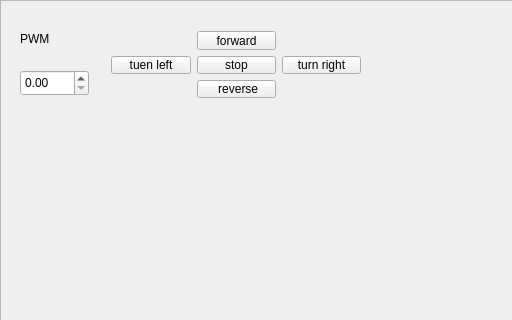
Above: motor/mainwindow.ui from otomon10/rebopet before the change; both pictures show x 0 to 512 and y 0 to 320 of the 1280 by 720 pixel window. Below: the same form after it.
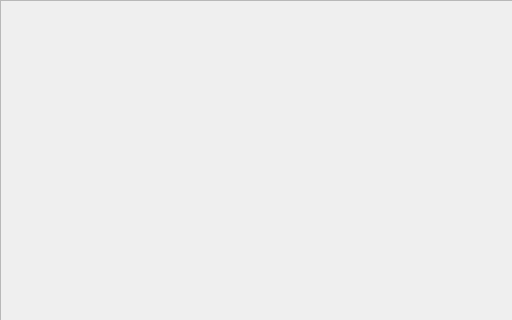
That is the form after the change.

Commit message: Add Robopet class to fix connect settings.

```diff
--- a/motor/mainwindow.ui
+++ b/motor/mainwindow.ui
@@ -14,82 +14,6 @@
    <string>MainWindow</string>
   </property>
   <widget class="QWidget" name="centralWidget">
-   <widget class="QLabel" name="labelPwm">
-    <property name="geometry">
-     <rect>
-      <x>20</x>
-      <y>30</y>
-      <width>67</width>
-      <height>17</height>
-     </rect>
-    </property>
-    <property name="text">
-     <string>PWM</string>
-    </property>
-   </widget>
-   <widget class="QDoubleSpinBox" name="SpinBoxPwm">
-    <property name="geometry">
-     <rect>
-      <x>20</x>
-      <y>70</y>
-      <width>69</width>
-      <height>26</height>
-     </rect>
-    </property>
-    <property name="maximum">
-     <double>1.000000000000000</double>
-    </property>
-    <property name="singleStep">
-     <double>0.100000000000000</double>
-    </property>
-   </widget>
-   <widget class="QWidget" name="gridLayoutWidget">
-    <property name="geometry">
-     <rect>
-      <x>100</x>
-      <y>20</y>
-      <width>272</width>
-      <height>89</height>
-     </rect>
-    </property>
-    <layout class="QGridLayout" name="gridLayout">
-     <item row="2" column="1">
-      <widget class="QPushButton" name="btnReverse">
-       <property name="text">
-        <string>	reverse</string>
-       </property>
-      </widget>
-     </item>
-     <item row="0" column="1">
-      <widget class="QPushButton" name="btnForward">
-       <property name="text">
-        <string>forward</string>
-       </property>
-      </widget>
-     </item>
-     <item row="1" column="1">
-      <widget class="QPushButton" name="btnStop">
-       <property name="text">
-        <string>stop</string>
-       </property>
-      </widget>
-     </item>
-     <item row="1" column="2">
-      <widget class="QPushButton" name="btnTurnRight">
-       <property name="text">
-        <string>turn right</string>
-       </property>
-      </widget>
-     </item>
-     <item row="1" column="0">
-      <widget class="QPushButton" name="btnTurnLeft">
-       <property name="text">
-        <string>tuen left</string>
-       </property>
-      </widget>
-     </item>
-    </layout>
-   </widget>
    <widget class="QFrame" name="imageFace">
     <property name="geometry">
      <rect>
```
Left out of the diff: 4 changed lines with no effect on the pictures. The commit also changes 6 other files.
